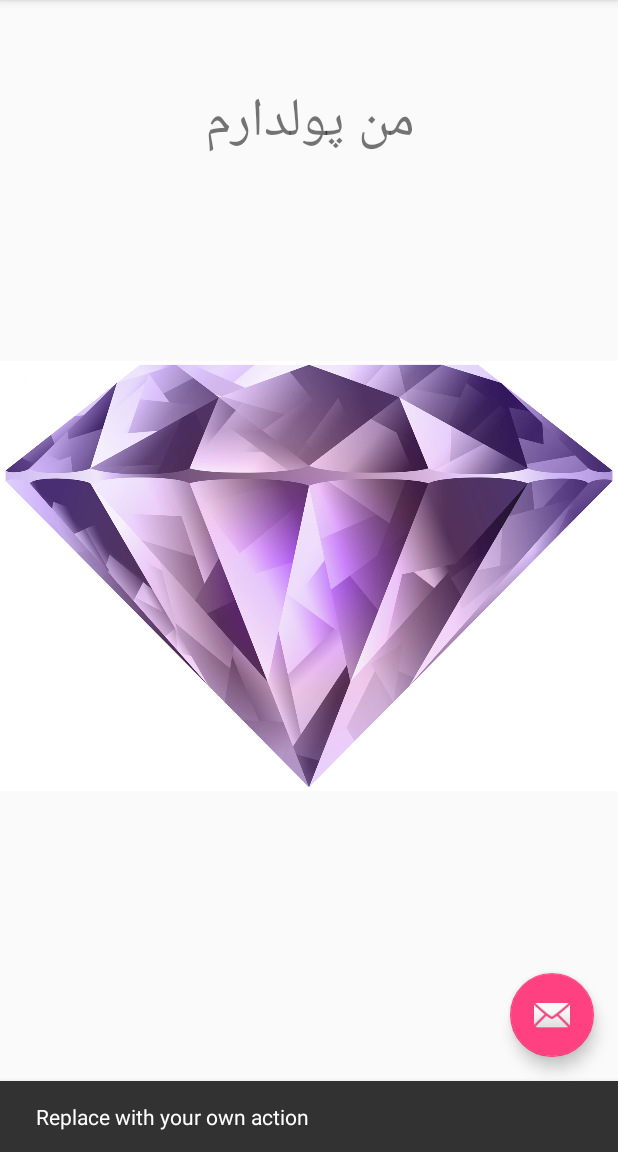
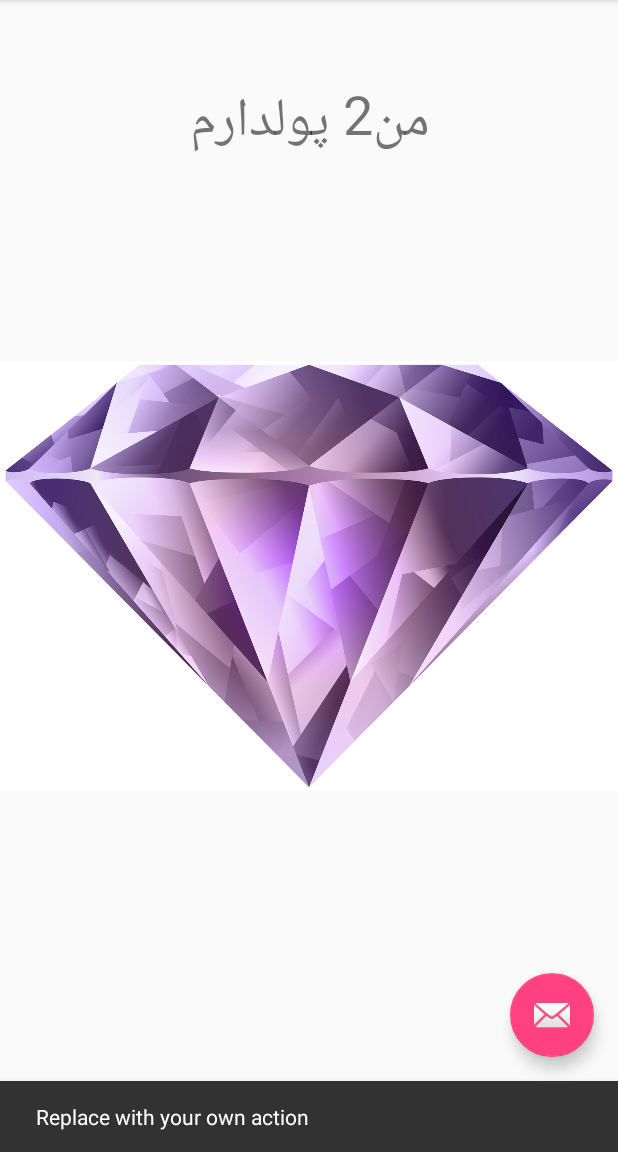
Before and after one commit to zerovan/android, an Android app: the screen it shows after launch (MainActivity), after a tap on an icon or button, on a phone screen of 412 x 824 dp, the part 84-1236 px from its top. Run offline under Robolectric (Android 15) with nearby library versions, the phone set to English and light mode, and no system bars.

Commit message:
change 1

```diff
--- a/app/src/main/res/values/strings.xml
+++ b/app/src/main/res/values/strings.xml
@@ -1,6 +1,6 @@
 <resources>
     <string name="app_name">برنامه من</string>
-    <string name="title"> من پولدارم</string>
+    <string name="title"> من2 پولدارم</string>
 
     <string name="action_settings">تنظیمات</string>
 </resources>
```
